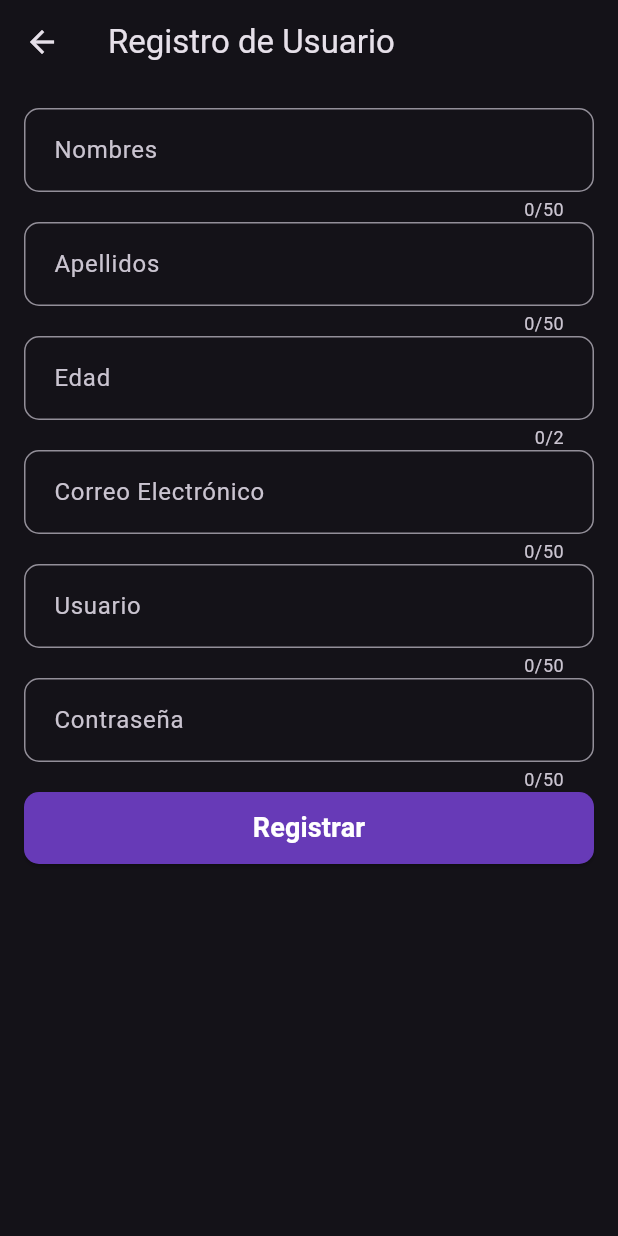
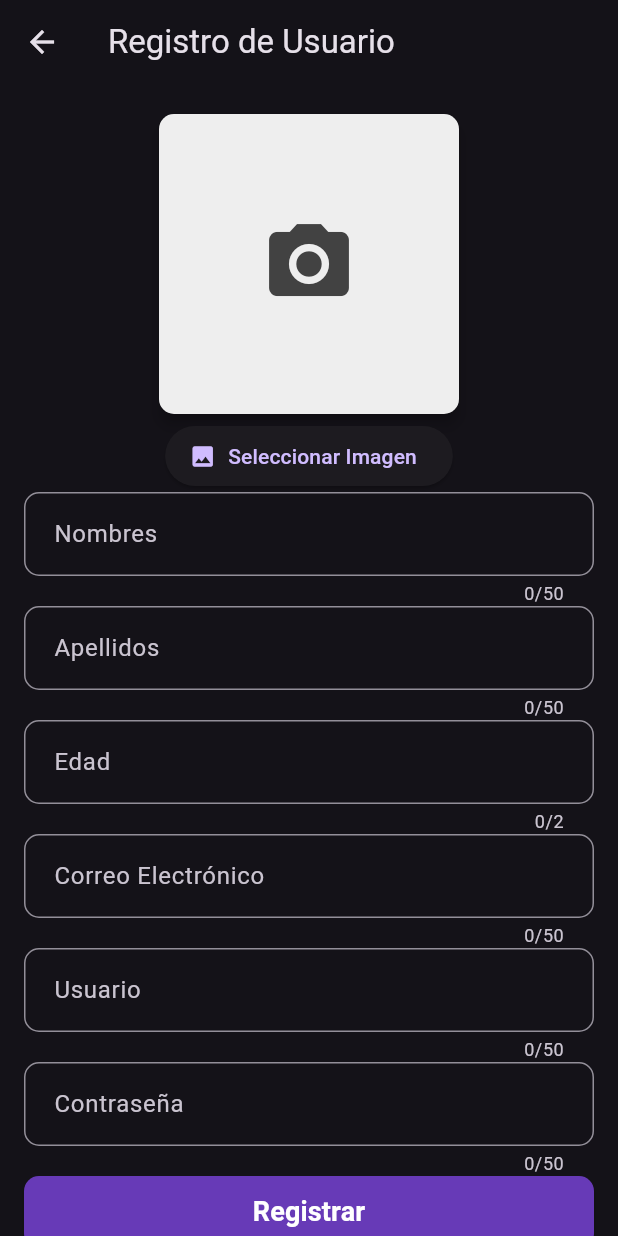
Before and after one commit to Frael98/managment_streaming_accounts, a Flutter app: the SignUpScreen screen opened by its route, on a phone screen of 412 x 824 dp. Run offline on Flutter 3.47's test engine with Material 3 defaults, Android fonts, the light colour scheme and no system bars; our stand-ins replace connectivity_plus, flutter_dotenv, flutter_slidable, flutter_spinkit, go_router, image_picker and 4 more; missing offline and left inert: encrypt, flutter_dialogs, mongo_dart; accounts and stored records are empty.

Commit message:
configuracion y cambios para los forms de acuerdo al encriptado

```diff
--- a/lib/forms/sign_up.dart
+++ b/lib/forms/sign_up.dart
@@ -1,4 +1,6 @@
 import 'dart:developer';
+import 'dart:io';
+import 'dart:typed_data';
 
 import 'package:f_managment_stream_accounts/forms/components/custom_elevated_button.dart';
 import 'package:f_managment_stream_accounts/forms/components/custom_textfield.dart';
@@ -8,7 +10,8 @@ import 'package:f_managment_stream_accounts/shared_preferences/preferences.dart'
 import 'package:f_managment_stream_accounts/utils/helpful_functions.dart';
 import 'package:flutter/material.dart';
 import 'package:go_router/go_router.dart';
-
+import 'package:image_picker/image_picker.dart';
+import 'package:mongo_dart/mongo_dart.dart' as mongo;
 import '../controllers/mongo/user_controller_mongo.dart';
 
 class SignUpScreen extends StatefulWidget {
@@ -20,13 +23,16 @@ class SignUpScreen extends StatefulWidget {
 }
 
 class _SignUpScreenState extends State<SignUpScreen> {
-  GlobalKey<FormState> _key = GlobalKey();
+  final GlobalKey<FormState> _key = GlobalKey();
   final TextEditingController _firstNameController = TextEditingController();
   final TextEditingController _lastNameController = TextEditingController();
   final TextEditingController _userController = TextEditingController();
   final TextEditingController _emailController = TextEditingController();
   final TextEditingController _ageController = TextEditingController();
   final TextEditingController _passwordController = TextEditingController();
+  final ImagePicker _imagePicker = ImagePicker();
+  File? _image;
+  Uint8List? _imagenAlmacenada;
 
   @override
   Widget build(BuildContext context) {
@@ -35,6 +41,43 @@ class _SignUpScreenState extends State<SignUpScreen> {
           title: const Text('Registro de Usuario'),
         ),
         body: buildFormRegister());
+  }
+
+  Widget displayImage() {
+    if (_image != null) {
+      return ClipRRect(
+          borderRadius: BorderRadius.circular(10.0),
+          child: Image.file(
+            _image!,
+            height: 200,
+            width: 200,
+            fit: BoxFit.cover,
+          ));
+    } else if (_imagenAlmacenada != null) {
+      return ClipRRect(
+        borderRadius: BorderRadius.circular(10),
+        child: Image.memory(
+          _imagenAlmacenada!,
+          height: 200,
+          width: 200,
+          fit: BoxFit.cover,
+        ),
+      );
+    } else {
+      return Container(
+        height: 200,
+        width: 200,
+        decoration: BoxDecoration(
+          borderRadius: BorderRadius.circular(10.0),
+          color: Colors.grey[200],
+        ),
+        child: Icon(
+          Icons.camera_alt,
+          size: 64.0,
+          color: Colors.grey[800],
+        ),
+      );
+    }
   }
 
   Widget buildFormRegister() {
@@ -47,6 +90,18 @@ class _SignUpScreenState extends State<SignUpScreen> {
               child: Column(
                 mainAxisAlignment: MainAxisAlignment.center,
                 children: [
+                  Card(
+                    elevation: 4.0,
+                    shape: RoundedRectangleBorder(
+                      borderRadius: BorderRadius.circular(10.0),
+                    ),
+                    child: displayImage(),
+                  ),
+                  ElevatedButton.icon(
+                    onPressed: _escogerImagen,
+                    icon: const Icon(Icons.image),
+                    label: const Text('Seleccionar Imagen'),
+                  ),
                   CustomTextFormField(
                     labelText: 'Nombres',
                     controller: _firstNameController,
@@ -119,16 +174,25 @@ class _SignUpScreenState extends State<SignUpScreen> {
     String email = _emailController.text.trim();
     String password = _passwordController.text.trim();
 
+    mongo.ObjectId? imagenId;
+    if (_image != null) {
+      imagenId = await UserControllerMongo.saveImageUser(_image!);
+      log(imagenId.oid);
+    }
+
     User newUser = User(
         name: name,
         lastname: lastname,
         user: user,
         email: email,
         age: age,
-        password: password);
+        password: password,
+        imagenId: imagenId,
+        createdAt: DateTime.now());
 
     try {
       //await UserControllerSQLite.addUser(newUser);
+      log(newUser.toString());
       await UserControllerMongo.addUser(newUser);
 
       limpiarTexts();
@@ -141,14 +205,26 @@ class _SignUpScreenState extends State<SignUpScreen> {
         MaterialPageRoute(
             builder: (context) => const LogIn()),
       ); */
-      // ignore: use_build_context_synchronously
       MySharedPreferences.setIsLogged(true);
       MySharedPreferences.prefs.setString('usuario', user);
       MySharedPreferences.prefs.setString('correo', email);
+      // ignore: use_build_context_synchronously
       context.goNamed(RutasNombres.login.name);
     } catch (e) {
       log('Error al registrar al usuario: $e');
       showToast('Error al registrar al usuario: $e');
     }
   }
+
+  void _escogerImagen() async {
+    final img = await _imagePicker.pickImage(source: ImageSource.gallery);
+    setState(() {
+      if (img != null) {
+        log(img.path);
+        _image = File(img.path);
+      } else {
+        log('No selecciono ninguna imagen');
+      }
+    });
+  }
 }
```
Also changed, not shown: lib/controllers/mongo/user_controller_mongo.dart (+49 -6 lines), lib/forms/home.dart (+99 -118 lines), lib/forms/log_in.dart (+12 -16 lines).
